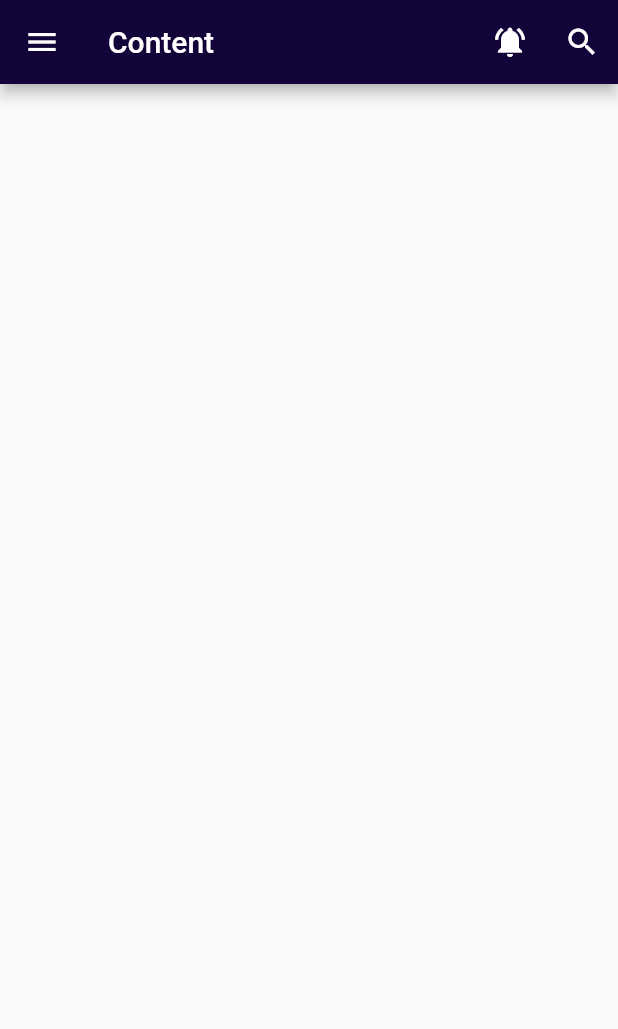
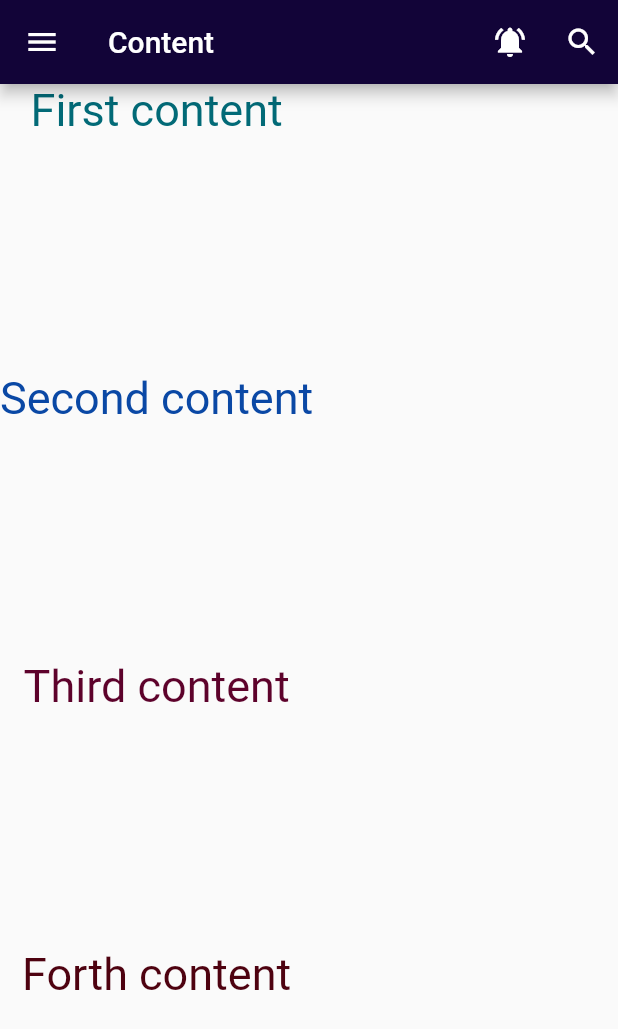
Before and after one commit to mai-alaa/App_Body_Flutter, a Flutter app: the screen it shows after launch, on a phone screen of 412 x 824 dp. Shown: the top 1029 px of the screen. Run offline on Flutter 3.47's test engine with Material 2 defaults, Android fonts, the light colour scheme and no system bars.

Commit message:
Body code added

```diff
--- a/lib/main.dart
+++ b/lib/main.dart
@@ -33,6 +33,44 @@ class MyApp extends StatelessWidget {
             ),
           ],
         ),
+        body: Column(children: [
+          Expanded(
+            child: Container(
+              child: Text(
+                'First content',
+                style: TextStyle(
+                    fontSize: 30.0, color: Color.fromARGB(255, 2, 106, 119)),
+              ),
+            ),
+          ),
+          Expanded(
+            child: Container(
+              child: Text(
+                'Second content',
+                style: TextStyle(
+                    fontSize: 30.0, color: Color.fromARGB(255, 10, 72, 165)),
+              ),
+            ),
+          ),
+          Expanded(
+            child: Container(
+              child: Text(
+                'Third content',
+                style: TextStyle(
+                    fontSize: 30.0, color: Color.fromARGB(255, 93, 2, 43)),
+              ),
+            ),
+          ),
+          Expanded(
+            child: Container(
+              child: Text(
+                'Forth content',
+                style: TextStyle(
+                    fontSize: 30.0, color: Color.fromARGB(255, 78, 2, 16)),
+              ),
+            ),
+          ),
+        ]),
       ),
     );
   }
```
